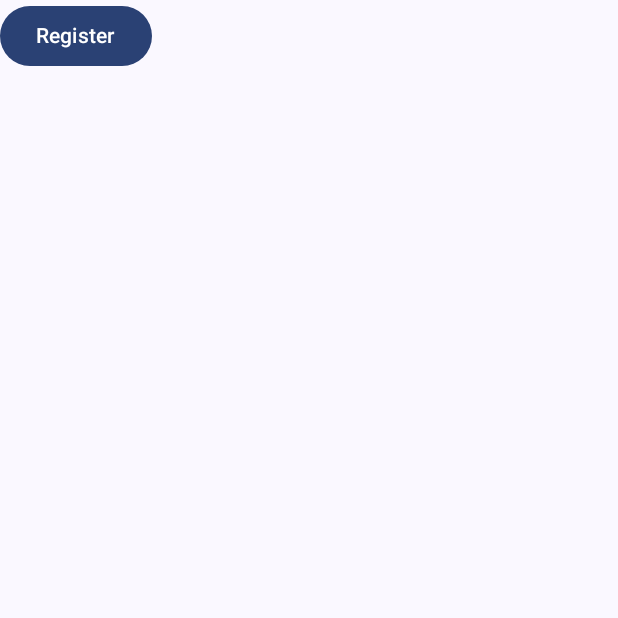
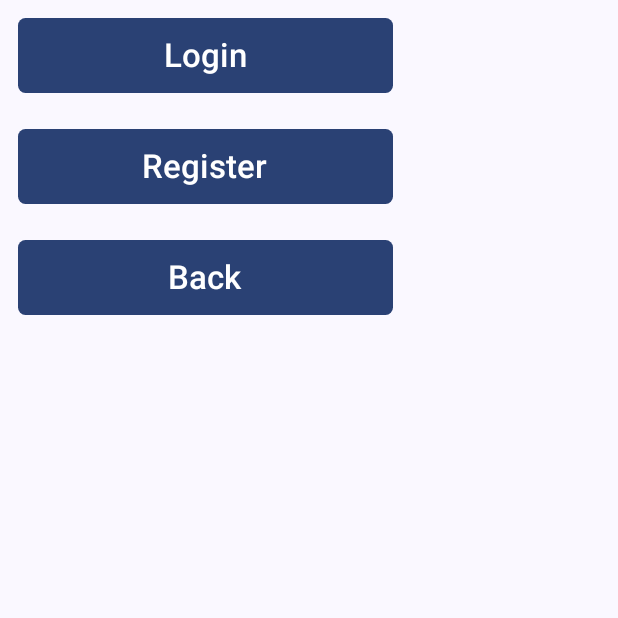
Before and after one commit to MichihideS/sti_android-utveckling_projektarbete, an Android app built with Jetpack Compose: the composable PlayGameScreen shown on its own in the app's theme, on a phone screen of 412 x 824 dp, the top half of it. Run offline under Robolectric (Android 15) with nearby library versions, the light colour scheme and no system bars; libraries missing offline, so code that uses them is left out: com.ramcosta.composedestinations; 1 statement that could not run was skipped.

Commit message:
added composable button and buttoncolumn for main menu

```diff
--- /dev/null
+++ b/app/src/main/java/com/michihides/projektarbete/ui/composables/MainMenuButton.kt
@@ -0,0 +1,32 @@
+package com.michihides.projektarbete.ui.composables
+
+import androidx.compose.foundation.layout.height
+import androidx.compose.foundation.layout.padding
+import androidx.compose.foundation.layout.width
+import androidx.compose.foundation.shape.RoundedCornerShape
+import androidx.compose.material3.Button
+import androidx.compose.material3.Text
+import androidx.compose.runtime.Composable
+import androidx.compose.ui.Modifier
+import androidx.compose.ui.unit.dp
+import androidx.compose.ui.unit.sp
+
+// A reusable Button for the main menu navigation
+@Composable
+fun MainMenuButton(
+    buttonText: String,
+    onClick: () -> Unit
+) {
+    Button(onClick = onClick,
+        modifier = Modifier
+            .padding(12.dp)
+            .width(250.dp)
+            .height(50.dp),
+        shape = RoundedCornerShape(5.dp)
+            ){
+        Text(
+            text = buttonText,
+            fontSize = 22.sp
+        )
+    }
+}
--- /dev/null
+++ b/app/src/main/java/com/michihides/projektarbete/ui/composables/MainMenuButtonColumn.kt
@@ -0,0 +1,25 @@
+package com.michihides.projektarbete.ui.composables
+
+import androidx.compose.foundation.layout.Arrangement
+import androidx.compose.foundation.layout.Column
+import androidx.compose.foundation.layout.ColumnScope
+import androidx.compose.foundation.layout.padding
+import androidx.compose.runtime.Composable
+import androidx.compose.ui.Alignment
+import androidx.compose.ui.Modifier
+import androidx.compose.ui.unit.dp
+
+// A reusable Column for the MainMenuButton that places them in the bottom of the screen
+@Composable
+fun MainMenuButtonColumn(
+    content: @Composable ColumnScope.() -> Unit
+) {
+    Column(
+        verticalArrangement = Arrangement.Bottom,
+        horizontalAlignment = Alignment.CenterHorizontally,
+        modifier = Modifier
+            .padding(bottom = 120.dp)
+    ) {
+        content()
+    }
+}
--- a/app/src/main/java/com/michihides/projektarbete/ui/screens/PlayGameScreen.kt
+++ b/app/src/main/java/com/michihides/projektarbete/ui/screens/PlayGameScreen.kt
@@ -4,7 +4,11 @@ import androidx.compose.foundation.layout.Column
 import androidx.compose.material3.Button
 import androidx.compose.material3.Text
 import androidx.compose.runtime.Composable
+import com.michihides.projektarbete.destinations.HomeScreenDestination
+import com.michihides.projektarbete.destinations.LoginScreenDestination
 import com.michihides.projektarbete.destinations.RegisterScreenDestination
+import com.michihides.projektarbete.ui.composables.MainMenuButton
+import com.michihides.projektarbete.ui.composables.MainMenuButtonColumn
 import com.ramcosta.composedestinations.annotation.Destination
 import com.ramcosta.composedestinations.navigation.DestinationsNavigator
 
@@ -13,10 +17,17 @@ import com.ramcosta.composedestinations.navigation.DestinationsNavigator
 fun PlayGameScreen(
     navigator: DestinationsNavigator
 ) {
-    Column {
-        Button(onClick = { navigator.navigate(RegisterScreenDestination) }) {
-            Text(text = "Register")
+    MainMenuButtonColumn {
+        MainMenuButton(buttonText = "Login") {
+            navigator.navigate(LoginScreenDestination)
+        }
+
+        MainMenuButton(buttonText = "Register") {
+            navigator.navigate(RegisterScreenDestination)
+        }
+
+        MainMenuButton(buttonText = "Back") {
+            navigator.navigate(HomeScreenDestination)
         }
     }
-
 }
```
Also changed, not shown: app/src/main/java/com/michihides/projektarbete/MainActivity.kt (+10 -3 lines), app/src/main/java/com/michihides/projektarbete/ui/screens/AboutScreen.kt (+13 -2 lines), app/src/main/java/com/michihides/projektarbete/ui/screens/LoginScreen.kt (+28 -1 lines), app/src/main/java/com/michihides/projektarbete/ui/screens/RegisterScreen.kt (+13 -5 lines).
